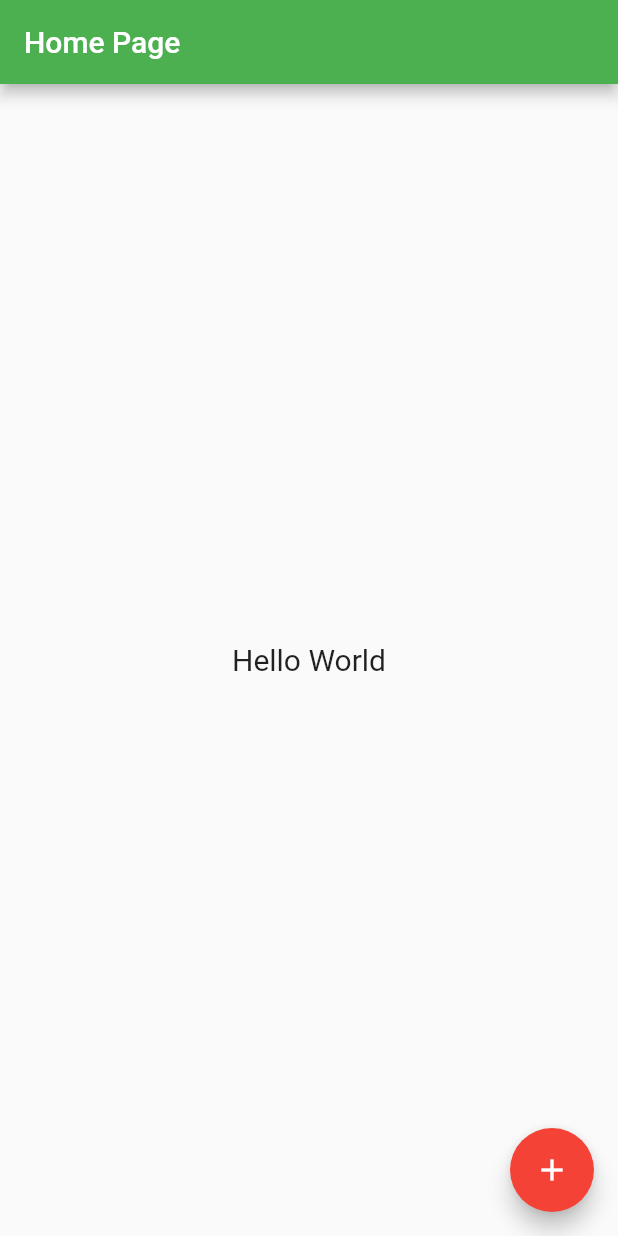
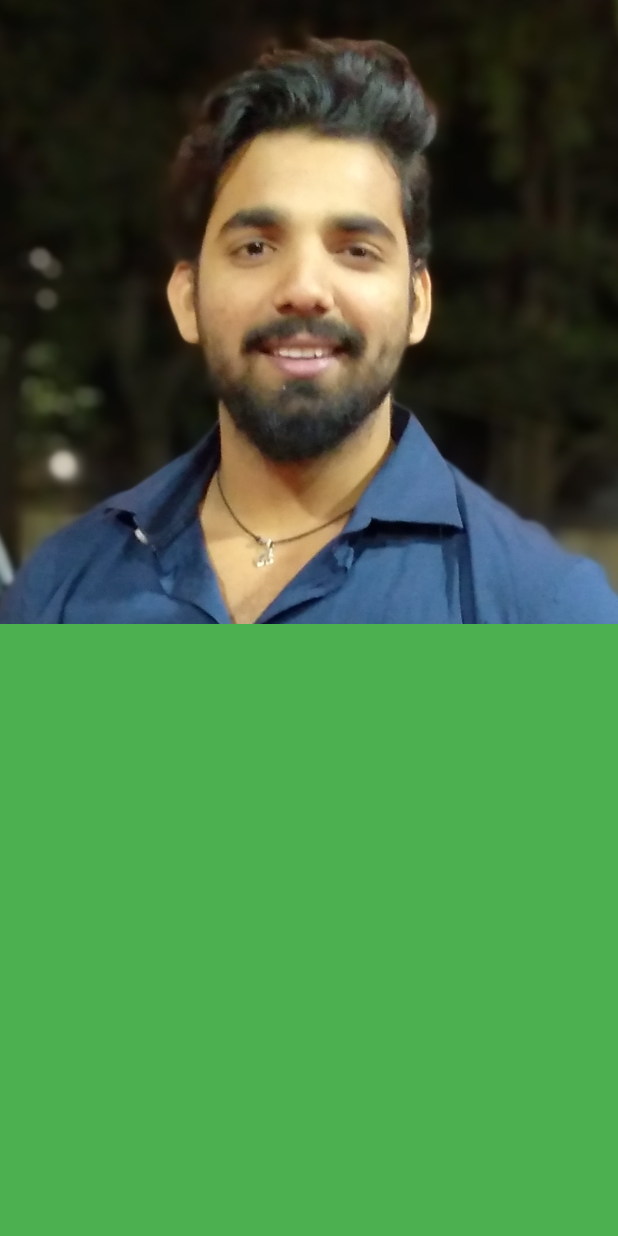
Before and after one commit to PawankumarPK/Flutter-App, a Flutter app: the screen it shows after launch, on a phone screen of 412 x 824 dp. Run offline on Flutter 3.47's test engine with Material 2 defaults, Android fonts, the phone set to English and light mode, and no system bars.

Commit message:
Making login page for now implmented img to home page

```diff
--- a/lib/main.dart
+++ b/lib/main.dart
@@ -1,5 +1,5 @@
 import 'package:flutter/material.dart';
-import 'package:flutter/rendering.dart';
+import 'package:flutter/widgets.dart';
 
 void main() {
   runApp(new MyApp());
@@ -9,62 +9,30 @@ class MyApp extends StatelessWidget {
   @override
   Widget build(BuildContext context) {
     return new MaterialApp(
-      title: "My App",
-      home: new HomePage()   ,
-      theme: new ThemeData(
-        primarySwatch: Colors.green,
-        brightness: Brightness.light,
-        accentColor: Colors.red
+      home: new LoginPage(),
+      theme: new ThemeData(primarySwatch: Colors.red),
+    );
+  }
+}
 
+class LoginPage extends StatefulWidget {
+  @override
+  _LoginPageState createState() => _LoginPageState();
+}
+
+class _LoginPageState extends State<LoginPage> {
+  @override
+  Widget build(BuildContext context) {
+    return new Scaffold(
+      backgroundColor: Colors.green,
+      body: new Stack(
+        children: <Widget>[
+          new Image(
+              image: new AssetImage("assets/profile.jpeg"),
+              fit: BoxFit.cover
+          )
+        ],
       ),
     );
   }
 }
-
-class HomePage extends StatefulWidget {
-  @override
-  _HomePageState createState() => _HomePageState();
-}
-
-class _HomePageState extends State<HomePage> {
-  String myText = "Hello World";
-
-  void changeText() {
-    setState(() {
-      if (myText.startsWith("H"))
-        myText = "Welcome to my Pawan";
-      else
-        myText = "Hello World";
-    });
-  }
-
-  Widget _bodyWidget() {
-    //Container is for give padding ,margin ,bgcolor etc
-    return new Container(
-        padding: const EdgeInsets.all(8.0),
-        child: new Center(
-          child: new Column(
-            mainAxisAlignment: MainAxisAlignment.center,
-            children: <Widget>[
-              new Text(
-                myText,
-                style: new TextStyle(fontSize: 20.0),
-              ),
-            ],
-          ),
-        ));
-  }
-
-  @override
-  Widget build(BuildContext context) {
-    return new Scaffold(
-        appBar: new AppBar(title: new Text("Home Page")),
-        body: _bodyWidget(),
-      floatingActionButton: new FloatingActionButton(
-        child: new Icon(Icons.add),
-          onPressed: changeText
-      ),
-
-    );
-  }
-}
```
Also changed, not shown: pubspec.yaml (+7 -5 lines), assets/profile.jpeg (added).
